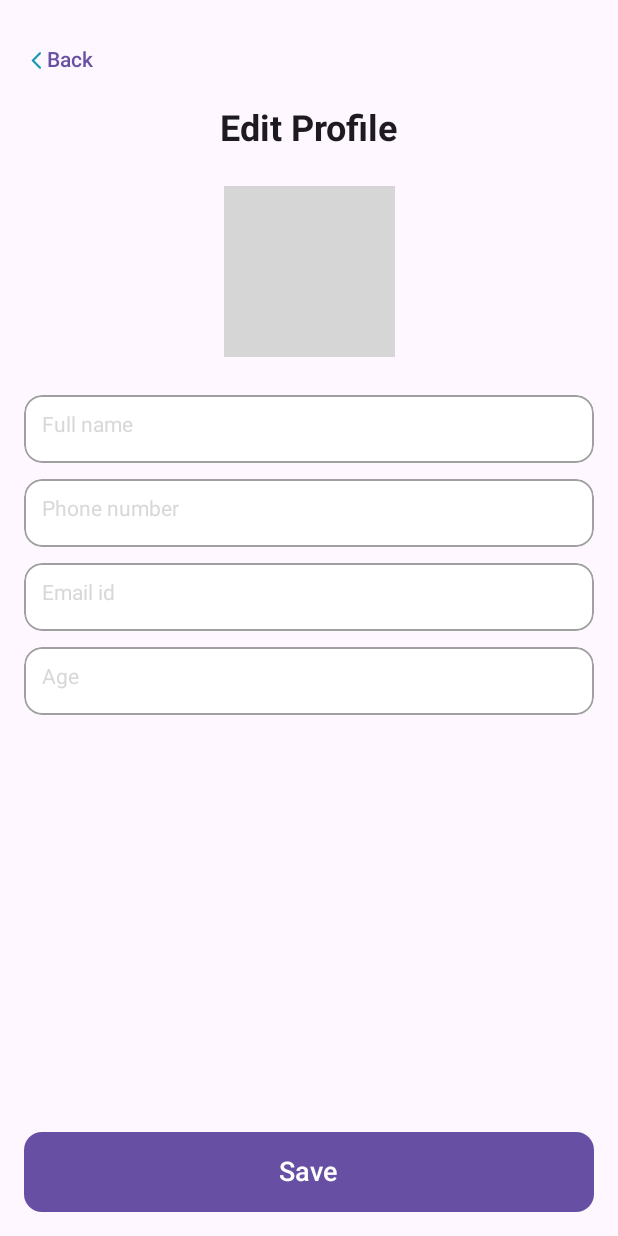
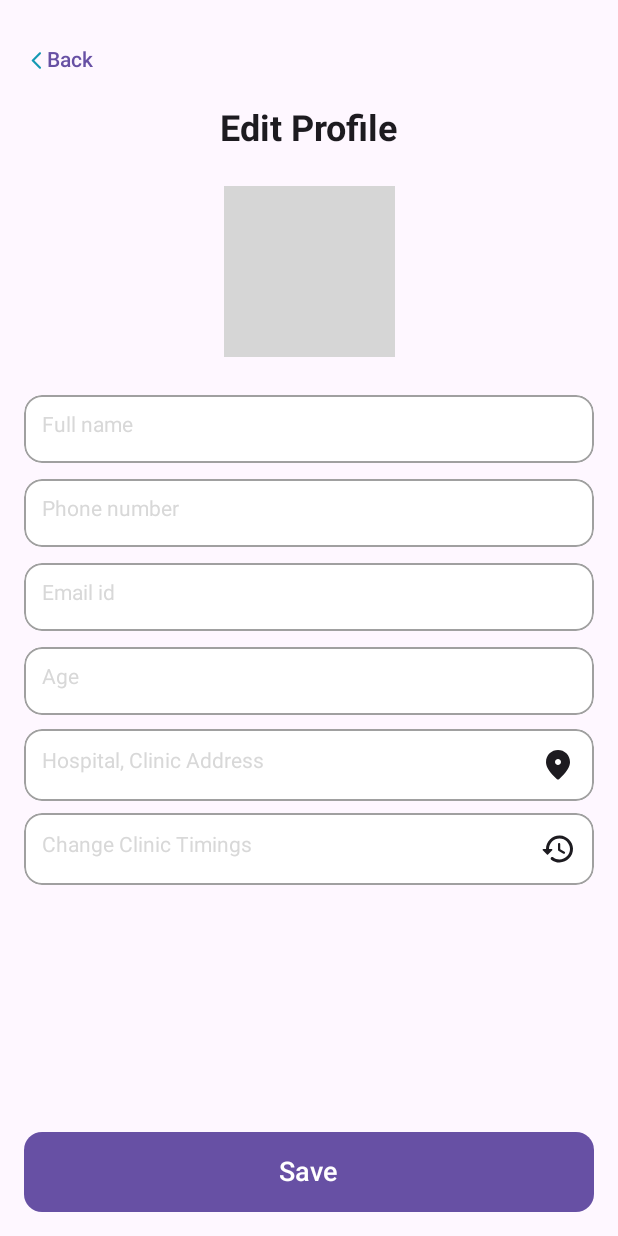
Before and after one commit to SidharthMudgil/swaasth-partners, an Android app built with Jetpack Compose: the @Preview function EditProfileScreenPreview, on a phone screen of 412 x 824 dp. Run offline under Robolectric (Android 15) with nearby library versions, the phone set to English and light mode, and no system bars; pictures from the network do not load; grey boxes are pictures that could not be loaded.

Commit message:
complete implementation for ProfileScreen & EditProfileScreen

```diff
--- a/app/src/main/java/com/swaasth/partner/ui/presentation/profile/EditProfileScreen.kt
+++ b/app/src/main/java/com/swaasth/partner/ui/presentation/profile/EditProfileScreen.kt
@@ -15,6 +15,8 @@ import androidx.compose.foundation.shape.CircleShape
 import androidx.compose.foundation.shape.RoundedCornerShape
 import androidx.compose.material.icons.Icons
 import androidx.compose.material.icons.rounded.ArrowBackIosNew
+import androidx.compose.material.icons.rounded.History
+import androidx.compose.material.icons.rounded.LocationOn
 import androidx.compose.material3.Button
 import androidx.compose.material3.Icon
 import androidx.compose.material3.Scaffold
@@ -115,6 +117,24 @@ fun EditProfileScreen(
                 }
             )
 
+            InputField(
+                hint = "Hospital, Clinic Address",
+                outlined = true,
+                trailingIcon = Icons.Rounded.LocationOn,
+                onValueChange = {
+
+                }
+            )
+
+            InputField(
+                hint = "Change Clinic Timings",
+                outlined = true,
+                trailingIcon = Icons.Rounded.History,
+                onValueChange = {
+
+                }
+            )
+
             Spacer(modifier = Modifier.weight(1f))
             Button(
                 onClick = onClick,
--- a/app/src/main/java/com/swaasth/partner/ui/presentation/profile/component/ProfileButton.kt
+++ b/app/src/main/java/com/swaasth/partner/ui/presentation/profile/component/ProfileButton.kt
@@ -18,6 +18,7 @@ import androidx.compose.material3.Text
 import androidx.compose.runtime.Composable
 import androidx.compose.ui.Alignment
 import androidx.compose.ui.Modifier
+import androidx.compose.ui.draw.clip
 import androidx.compose.ui.graphics.vector.ImageVector
 import androidx.compose.ui.text.font.FontWeight
 import androidx.compose.ui.tooling.preview.Preview
@@ -47,7 +48,7 @@ fun ProfileButton(
         Row(
             horizontalArrangement = Arrangement.spacedBy(8.dp),
             verticalAlignment = Alignment.CenterVertically,
-            modifier = Modifier.fillMaxHeight().padding(12.dp)
+            modifier = Modifier.fillMaxHeight().padding(12.dp, 18.dp)
         ) {
             Icon(
                 imageVector = icon,
```
Also changed, not shown: app/src/main/java/com/swaasth/partner/ui/presentation/profile/ProfileScreen.kt (+1 -17 lines).
